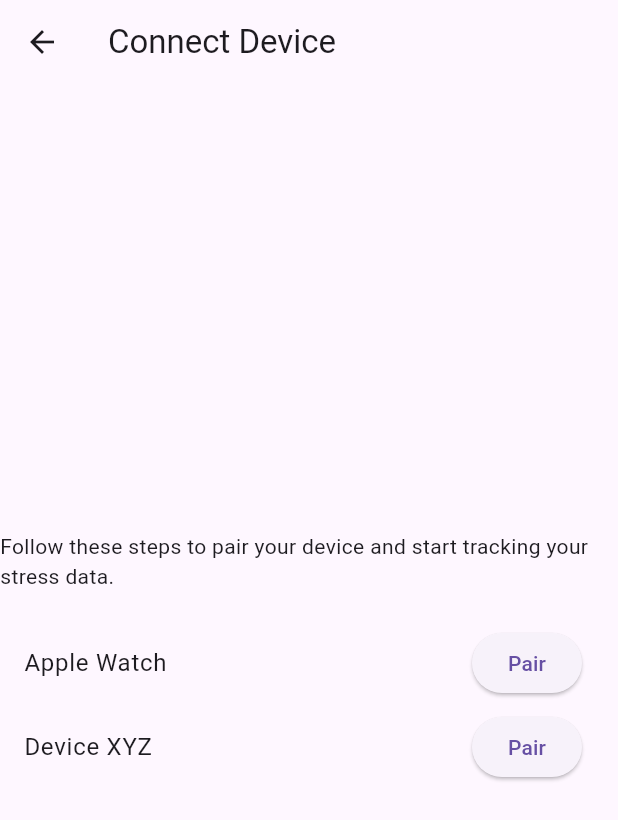
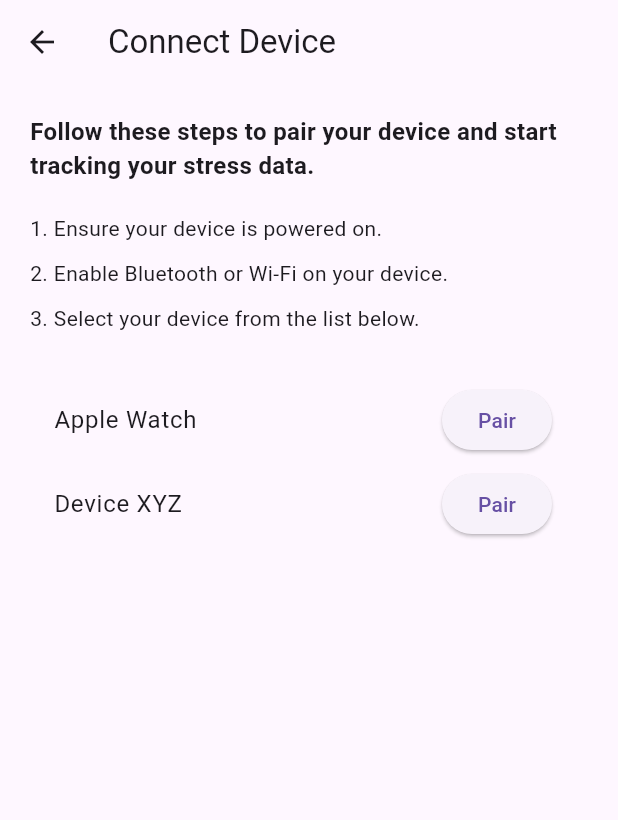
Before and after one commit to Katez17/SAT5317-Lab-3, a Flutter app: the ConnectDeviceScreen screen opened by its route, on a phone screen of 412 x 824 dp. Shown: the top 820 px of the screen. Run offline on Flutter 3.47's test engine with Material 3 defaults, Android fonts, the phone set to English and light mode, and no system bars.

Commit message:
Update connect_device.dart

```diff
--- a/lib/connect_device.dart
+++ b/lib/connect_device.dart
@@ -1,30 +1,47 @@
 import 'package:flutter/material.dart';
 
 class ConnectDeviceScreen extends StatelessWidget {
+  const ConnectDeviceScreen({super.key}); // Add Key parameter
+
   @override
   Widget build(BuildContext context) {
     return Scaffold(
       appBar: AppBar(
-        title: Text('Connect Device'),
+        title: const Text('Connect Device'),
       ),
-      body: Center(
+      body: Padding(
+        padding: const EdgeInsets.all(20.0), // Add padding for better spacing
         child: Column(
-          mainAxisAlignment: MainAxisAlignment.center,
+          crossAxisAlignment: CrossAxisAlignment.start, // Align content to the left
           children: [
-            Text('Follow these steps to pair your device and start tracking your stress data.'),
-            SizedBox(height: 20),
+            const Text(
+              'Follow these steps to pair your device and start tracking your stress data.',
+              style: TextStyle(fontSize: 16, fontWeight: FontWeight.bold),
+            ),
+            const SizedBox(height: 20),
+            // Instructions
+            const Text('1. Ensure your device is powered on.',
+                style: TextStyle(fontSize: 14)),
+            const SizedBox(height: 10),
+            const Text('2. Enable Bluetooth or Wi-Fi on your device.',
+                style: TextStyle(fontSize: 14)),
+            const SizedBox(height: 10),
+            const Text('3. Select your device from the list below.',
+                style: TextStyle(fontSize: 14)),
+            const SizedBox(height: 30),
+            // Device Pairing Options
             ListTile(
-              title: Text('Apple Watch'),
+              title: const Text('Apple Watch'),
               trailing: ElevatedButton(
                 onPressed: () {},
-                child: Text('Pair'),
+                child: const Text('Pair'),
               ),
             ),
             ListTile(
-              title: Text('Device XYZ'),
+              title: const Text('Device XYZ'),
               trailing: ElevatedButton(
                 onPressed: () {},
-                child: Text('Pair'),
+                child: const Text('Pair'),
               ),
             ),
           ],
```
